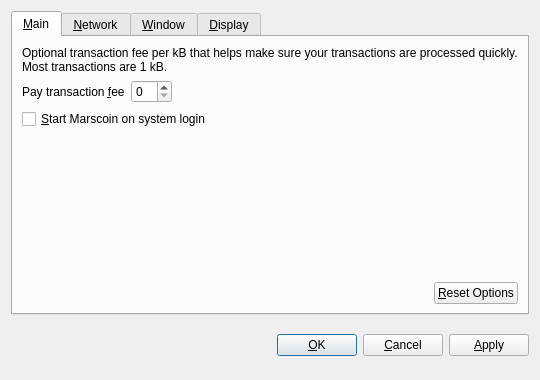
Before: the Qt Designer form src/qt/forms/optionsdialog.ui in marscoin/marscoin, drawn with Qt 5.
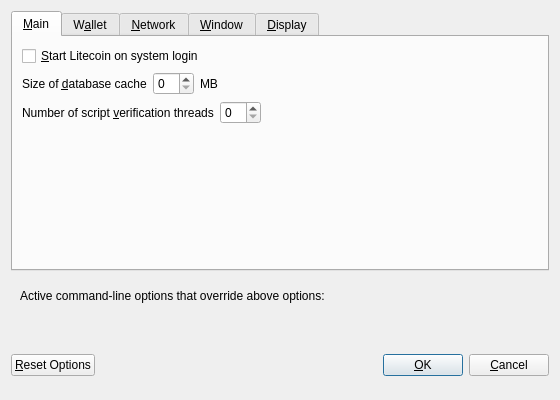
After: the same form once the commit is applied. Custom widgets are drawn as their Qt base class.

Patch:
```diff
--- a/src/qt/forms/optionsdialog.ui
+++ b/src/qt/forms/optionsdialog.ui
@@ -6,8 +6,8 @@
    <rect>
     <x>0</x>
     <y>0</y>
-    <width>540</width>
-    <height>380</height>
+    <width>560</width>
+    <height>400</height>
    </rect>
   </property>
   <property name="windowTitle">
@@ -19,9 +19,6 @@
   <layout class="QVBoxLayout" name="verticalLayout">
    <item>
     <widget class="QTabWidget" name="tabWidget">
-     <property name="tabPosition">
-      <enum>QTabWidget::North</enum>
-     </property>
      <property name="currentIndex">
       <number>0</number>
      </property>
@@ -31,76 +28,43 @@
       </attribute>
       <layout class="QVBoxLayout" name="verticalLayout_Main">
        <item>
-        <widget class="QLabel" name="transactionFeeInfoLabel">
-         <property name="text">
-          <string>Optional transaction fee per kB that helps make sure your transactions are processed quickly. Most transactions are 1 kB.</string>
-         </property>
-         <property name="textFormat">
-          <enum>Qt::PlainText</enum>
-         </property>
-         <property name="wordWrap">
-          <bool>true</bool>
-         </property>
-        </widget>
-       </item>
-       <item>
-        <layout class="QHBoxLayout" name="horizontalLayout_1_Main">
-         <item>
-          <widget class="QLabel" name="transactionFeeLabel">
-           <property name="text">
-            <string>Pay transaction &amp;fee</string>
-           </property>
-           <property name="textFormat">
-            <enum>Qt::PlainText</enum>
-           </property>
-           <property name="buddy">
-            <cstring>transactionFee</cstring>
-           </property>
-          </widget>
-         </item>
-         <item>
-          <widget class="MarscoinAmountField" name="transactionFee"/>
-         </item>
-         <item>
-          <spacer name="horizontalSpacer_1_Main">
-           <property name="orientation">
-            <enum>Qt::Horizontal</enum>
-           </property>
-           <property name="sizeHint" stdset="0">
-            <size>
-             <width>40</width>
-             <height>20</height>
-            </size>
-           </property>
-          </spacer>
-         </item>
-        </layout>
-       </item>
-       <item>
-        <widget class="QCheckBox" name="marscoinAtStartup">
+        <widget class="QCheckBox" name="bitcoinAtStartup">
          <property name="toolTip">
-          <string>Automatically start Marscoin after logging in to the system.</string>
+          <string>Automatically start Litecoin after logging in to the system.</string>
          </property>
          <property name="text">
-          <string>&amp;Start Marscoin on system login</string>
+          <string>&amp;Start Litecoin on system login</string>
          </property>
         </widget>
        </item>
-       <item>
-        <spacer name="verticalSpacer_Main">
-         <property name="orientation">
-          <enum>Qt::Vertical</enum>
-         </property>
-         <property name="sizeHint" stdset="0">
-          <size>
-           <width>20</width>
-           <height>40</height>
-          </size>
-         </property>
-        </spacer>
-       </item>
        <item>
         <layout class="QHBoxLayout" name="horizontalLayout_2_Main">
+         <item>
+          <widget class="QLabel" name="databaseCacheLabel">
+           <property name="text">
+            <string>Size of &amp;database cache</string>
+           </property>
+           <property name="textFormat">
+            <enum>Qt::PlainText</enum>
+           </property>
+           <property name="buddy">
+            <cstring>databaseCache</cstring>
+           </property>
+          </widget>
+         </item>
+         <item>
+          <widget class="QSpinBox" name="databaseCache"/>
+         </item>
+         <item>
+          <widget class="QLabel" name="databaseCacheUnitLabel">
+           <property name="text">
+            <string>MB</string>
+           </property>
+           <property name="textFormat">
+            <enum>Qt::PlainText</enum>
+           </property>
+          </widget>
+         </item>
          <item>
           <spacer name="horizontalSpacer_2_Main">
            <property name="orientation">
@@ -114,20 +78,106 @@
            </property>
           </spacer>
          </item>
+        </layout>
+       </item>
+       <item>
+        <layout class="QHBoxLayout" name="horizontalLayout_3_Main">
          <item>
-          <widget class="QPushButton" name="resetButton">
-           <property name="toolTip">
-            <string>Reset all client options to default.</string>
-           </property>
+          <widget class="QLabel" name="threadsScriptVerifLabel">
            <property name="text">
-            <string>&amp;Reset Options</string>
+            <string>Number of script &amp;verification threads</string>
            </property>
-           <property name="autoDefault">
-            <bool>false</bool>
+           <property name="textFormat">
+            <enum>Qt::PlainText</enum>
            </property>
+           <property name="buddy">
+            <cstring>threadsScriptVerif</cstring>
+           </property>
           </widget>
          </item>
+         <item>
+          <widget class="QSpinBox" name="threadsScriptVerif">
+           <property name="toolTip">
+            <string>(0 = auto, &lt;0 = leave that many cores free)</string>
+           </property>
+          </widget>
+         </item>
+         <item>
+          <spacer name="horizontalSpacer_3_Main">
+           <property name="orientation">
+            <enum>Qt::Horizontal</enum>
+           </property>
+           <property name="sizeHint" stdset="0">
+            <size>
+             <width>40</width>
+             <height>20</height>
+            </size>
+           </property>
+          </spacer>
+         </item>
         </layout>
+       </item>
+       <item>
+        <spacer name="verticalSpacer_Main">
+         <property name="orientation">
+          <enum>Qt::Vertical</enum>
+         </property>
+         <property name="sizeHint" stdset="0">
+          <size>
+           <width>20</width>
+           <height>40</height>
+          </size>
+         </property>
+        </spacer>
+       </item>
+      </layout>
+     </widget>
+     <widget class="QWidget" name="tabWallet">
+      <attribute name="title">
+       <string>W&amp;allet</string>
+      </attribute>
+      <layout class="QVBoxLayout" name="verticalLayout_Wallet">
+       <item>
+        <widget class="QGroupBox" name="groupBox">
+         <property name="title">
+          <string>Expert</string>
+         </property>
+         <layout class="QVBoxLayout" name="verticalLayout_2">
+          <item>
+           <widget class="QCheckBox" name="coinControlFeatures">
+            <property name="toolTip">
+             <string>Whether to show coin control features or not.</string>
+            </property>
+            <property name="text">
+             <string>Enable coin &amp;control features</string>
+            </property>
+           </widget>
+          </item>
+          <item>
+           <widget class="QCheckBox" name="spendZeroConfChange">
+            <property name="toolTip">
+             <string>If you disable the spending of unconfirmed change, the change from a transaction cannot be used until that transaction has at least one confirmation. This also affects how your balance is computed.</string>
+            </property>
+            <property name="text">
+             <string>&amp;Spend unconfirmed change</string>
+            </property>
+           </widget>
+          </item>
+         </layout>
+        </widget>
+       </item>
+       <item>
+        <spacer name="verticalSpacer_Wallet">
+         <property name="orientation">
+          <enum>Qt::Vertical</enum>
+         </property>
+         <property name="sizeHint" stdset="0">
+          <size>
+           <width>20</width>
+           <height>40</height>
+          </size>
+         </property>
+        </spacer>
        </item>
       </layout>
      </widget>
@@ -139,25 +189,35 @@
        <item>
         <widget class="QCheckBox" name="mapPortUpnp">
          <property name="toolTip">
-          <string>Automatically open the Marscoin client port on the router. This only works when your router supports UPnP and it is enabled.</string>
+          <string>Automatically open the Litecoin client port on the router. This only works when your router supports UPnP and it is enabled.</string>
          </property>
          <property name="text">
           <string>Map port using &amp;UPnP</string>
          </property>
         </widget>
        </item>
+       <item>
+        <widget class="QCheckBox" name="allowIncoming">
+         <property name="toolTip">
+          <string>Accept connections from outside</string>
+         </property>
+         <property name="text">
+          <string>Allow incoming connections</string>
+         </property>
+        </widget>
+       </item>
        <item>
         <widget class="QCheckBox" name="connectSocks">
          <property name="toolTip">
-          <string>Connect to the Marscoin network through a SOCKS proxy (e.g. when connecting through Tor).</string>
+          <string>Connect to the Litecoin network through a SOCKS5 proxy.</string>
          </property>
          <property name="text">
-          <string>&amp;Connect through SOCKS proxy:</string>
+          <string>&amp;Connect through SOCKS5 proxy (default proxy):</string>
          </property>
         </widget>
        </item>
        <item>
-        <layout class="QHBoxLayout" name="horizontalLayout_Network">
+        <layout class="QHBoxLayout" name="horizontalLayout_1_Network">
          <item>
           <widget class="QLabel" name="proxyIpLabel">
            <property name="text">
@@ -173,6 +233,12 @@
          </item>
          <item>
           <widget class="QValidatedLineEdit" name="proxyIp">
+           <property name="minimumSize">
+            <size>
+             <width>140</width>
+             <height>0</height>
+            </size>
+           </property>
            <property name="maximumSize">
             <size>
              <width>140</width>
@@ -180,7 +246,7 @@
             </size>
            </property>
            <property name="toolTip">
-            <string>IP address of the proxy (e.g. 127.0.0.1)</string>
+            <string>IP address of the proxy (e.g. IPv4: 127.0.0.1 / IPv6: ::1)</string>
            </property>
           </widget>
          </item>
@@ -199,6 +265,12 @@
          </item>
          <item>
           <widget class="QLineEdit" name="proxyPort">
+           <property name="minimumSize">
+            <size>
+             <width>55</width>
+             <height>0</height>
+            </size>
+           </property>
            <property name="maximumSize">
             <size>
              <width>55</width>
@@ -211,27 +283,7 @@
           </widget>
          </item>
          <item>
-          <widget class="QLabel" name="socksVersionLabel">
-           <property name="text">
-            <string>SOCKS &amp;Version:</string>
-           </property>
-           <property name="textFormat">
-            <enum>Qt::PlainText</enum>
-           </property>
-           <property name="buddy">
-            <cstring>socksVersion</cstring>
-           </property>
-          </widget>
-         </item>
-         <item>
-          <widget class="QValueComboBox" name="socksVersion">
-           <property name="toolTip">
-            <string>SOCKS version of the proxy (e.g. 5)</string>
-           </property>
-          </widget>
-         </item>
-         <item>
-          <spacer name="horizontalSpacer_Network">
+          <spacer name="horizontalSpacer_1_Network">
            <property name="orientation">
             <enum>Qt::Horizontal</enum>
            </property>
@@ -323,7 +375,7 @@
          <item>
           <widget class="QValueComboBox" name="lang">
            <property name="toolTip">
-            <string>The user interface language can be set here. This setting will take effect after restarting Marscoin.</string>
+            <string>The user interface language can be set here. This setting will take effect after restarting Litecoin.</string>
            </property>
           </widget>
          </item>
@@ -354,24 +406,28 @@
         </layout>
        </item>
        <item>
-        <widget class="QCheckBox" name="displayAddresses">
-         <property name="toolTip">
-          <string>Whether to show Marscoin addresses in the transaction list or not.</string>
-         </property>
-         <property name="text">
-          <string>&amp;Display addresses in transaction list</string>
-         </property>
-        </widget>
-       </item>
-       <item>
-        <widget class="QCheckBox" name="coinControlFeatures">
-         <property name="toolTip">
-          <string>Whether to show coin control features or not.</string>
-         </property>
-         <property name="text">
-          <string>Display coin &amp;control features (experts only!)</string>
-         </property>
-        </widget>
+        <layout class="QHBoxLayout" name="horizontalLayout_3_Display">
+         <item>
+          <widget class="QLabel" name="thirdPartyTxUrlsLabel">
+           <property name="toolTip">
+            <string>Third party URLs (e.g. a block explorer) that appear in the transactions tab as context menu items. %s in the URL is replaced by transaction hash. Multiple URLs are separated by vertical bar |.</string>
+           </property>
+           <property name="text">
+            <string>Third party transaction URLs</string>
+           </property>
+           <property name="buddy">
+            <cstring>thirdPartyTxUrls</cstring>
+           </property>
+          </widget>
+         </item>
+         <item>
+          <widget class="QLineEdit" name="thirdPartyTxUrls">
+           <property name="toolTip">
+            <string>Third party URLs (e.g. a block explorer) that appear in the transactions tab as context menu items. %s in the URL is replaced by transaction hash. Multiple URLs are separated by vertical bar |.</string>
+           </property>
+          </widget>
+         </item>
+        </layout>
        </item>
        <item>
         <spacer name="verticalSpacer_Display">
@@ -390,8 +446,67 @@
      </widget>
     </widget>
    </item>
+   <item>
+    <widget class="QFrame" name="frame">
+     <layout class="QVBoxLayout" name="verticalLayout_Bottom">
+      <item>
+       <layout class="QHBoxLayout" name="horizontalLayout_Bottom">
+        <item>
+         <widget class="QLabel" name="overriddenByCommandLineInfoLabel">
+          <property name="text">
+           <string>Active command-line options that override above options:</string>
+          </property>
+          <property name="textFormat">
+           <enum>Qt::PlainText</enum>
+          </property>
+         </widget>
+        </item>
+        <item>
+         <spacer name="horizontalSpacer_Bottom">
+          <property name="orientation">
+           <enum>Qt::Horizontal</enum>
+          </property>
+          <property name="sizeHint" stdset="0">
+           <size>
+            <width>40</width>
+            <height>20</height>
+           </size>
+          </property>
+         </spacer>
+        </item>
+       </layout>
+      </item>
+      <item>
+       <widget class="QLabel" name="overriddenByCommandLineLabel">
+        <property name="text">
+         <string/>
+        </property>
+        <property name="textFormat">
+         <enum>Qt::PlainText</enum>
+        </property>
+        <property name="wordWrap">
+         <bool>true</bool>
+        </property>
+       </widget>
+      </item>
+     </layout>
+    </widget>
+   </item>
    <item>
     <layout class="QHBoxLayout" name="horizontalLayout_Buttons">
+     <item>
+      <widget class="QPushButton" name="resetButton">
+       <property name="toolTip">
+        <string>Reset all client options to default.</string>
+       </property>
+       <property name="text">
+        <string>&amp;Reset Options</string>
+       </property>
+       <property name="autoDefault">
+        <bool>false</bool>
+       </property>
+      </widget>
+     </item>
      <item>
       <spacer name="horizontalSpacer_1">
        <property name="orientation">
@@ -407,6 +522,12 @@
      </item>
      <item>
       <widget class="QLabel" name="statusLabel">
+       <property name="minimumSize">
+        <size>
+         <width>200</width>
+         <height>0</height>
+        </size>
+       </property>
        <property name="font">
         <font>
          <weight>75</weight>
@@ -442,6 +563,12 @@
        <property name="text">
         <string>&amp;OK</string>
        </property>
+       <property name="autoDefault">
+        <bool>false</bool>
+       </property>
+       <property name="default">
+        <bool>true</bool>
+       </property>
       </widget>
      </item>
      <item>
@@ -454,36 +581,21 @@
        </property>
       </widget>
      </item>
-     <item>
-      <widget class="QPushButton" name="applyButton">
-       <property name="text">
-        <string>&amp;Apply</string>
-       </property>
-       <property name="autoDefault">
-        <bool>false</bool>
-       </property>
-      </widget>
-     </item>
     </layout>
    </item>
   </layout>
  </widget>
  <customwidgets>
-  <customwidget>
-   <class>MarscoinAmountField</class>
-   <extends>QSpinBox</extends>
-   <header>marscoinamountfield.h</header>
-  </customwidget>
-  <customwidget>
-   <class>QValueComboBox</class>
-   <extends>QComboBox</extends>
-   <header>qvaluecombobox.h</header>
-  </customwidget>
   <customwidget>
    <class>QValidatedLineEdit</class>
    <extends>QLineEdit</extends>
    <header>qvalidatedlineedit.h</header>
   </customwidget>
+  <customwidget>
+   <class>QValueComboBox</class>
+   <extends>QComboBox</extends>
+   <header>qvaluecombobox.h</header>
+  </customwidget>
  </customwidgets>
  <resources/>
  <connections/>
```
